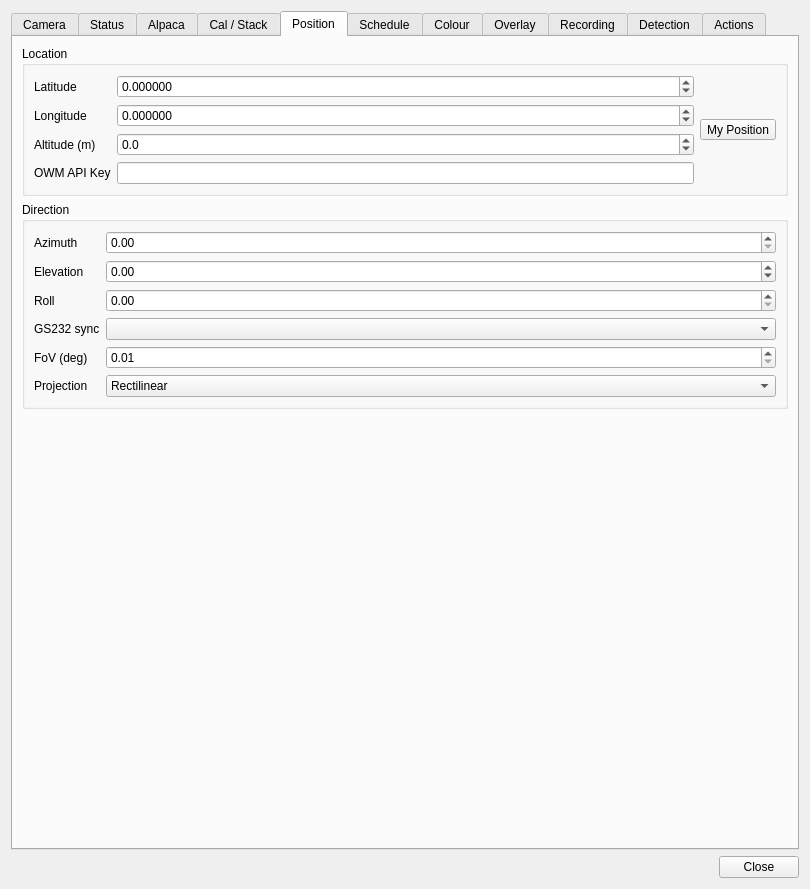
The window that plugins/feature/camera/camerasettingsdialog.ui (srcejon/sdrangel) describes before a commit, drawn with Qt 5.
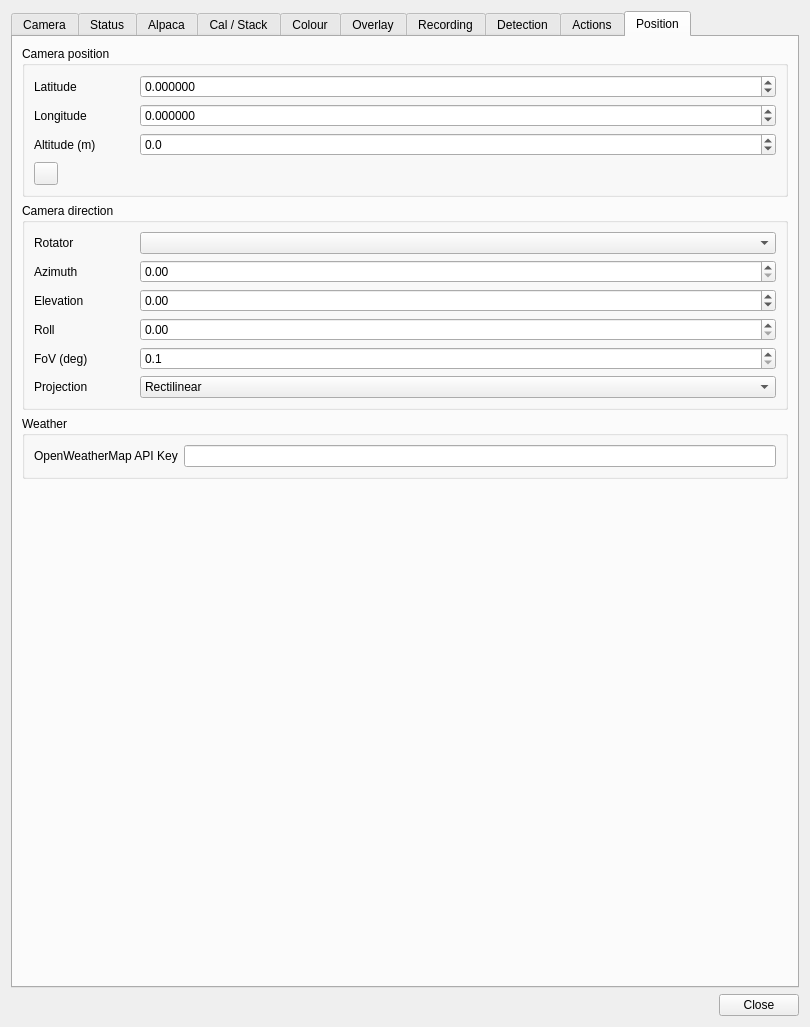
The same window after the commit. The open tabs and pages were chosen to show the change. Icons and pictures are not drawn.

The edit to the form file:
```diff
--- a/plugins/feature/camera/camerasettingsdialog.ui
+++ b/plugins/feature/camera/camerasettingsdialog.ui
@@ -7,7 +7,7 @@
     <x>0</x>
     <y>0</y>
     <width>810</width>
-    <height>791</height>
+    <height>1027</height>
    </rect>
   </property>
   <property name="windowTitle">
@@ -1370,428 +1370,6 @@
        </item>
      </layout>
      </widget>
-     <widget class="QWidget" name="positionTab">
-      <attribute name="title">
-       <string>Position</string>
-      </attribute>
-      <layout class="QVBoxLayout" name="positionTabLayout">
-       <item>
-        <widget class="QGroupBox" name="cameraPositionGroup">
-         <property name="title">
-          <string>Location</string>
-         </property>
-         <layout class="QGridLayout" name="cameraPositionLayout">
-          <item row="0" column="0">
-           <widget class="QLabel" name="latitudeLabel">
-            <property name="text">
-             <string>Latitude</string>
-            </property>
-           </widget>
-          </item>
-          <item row="0" column="1">
-           <widget class="QDoubleSpinBox" name="latitudeSpin">
-            <property name="decimals">
-             <number>6</number>
-            </property>
-            <property name="minimum">
-             <double>-90.000000000000000</double>
-            </property>
-            <property name="maximum">
-             <double>90.000000000000000</double>
-            </property>
-            <property name="singleStep">
-             <double>0.001000000000000</double>
-            </property>
-           </widget>
-          </item>
-          <item row="0" column="2" rowspan="4">
-           <widget class="QToolButton" name="useMyPositionButton">
-            <property name="toolTip">
-             <string>Copy My Position once. Right-click to toggle continual synchronization from Main Settings.</string>
-            </property>
-            <property name="text">
-             <string>My Position</string>
-            </property>
-           </widget>
-          </item>
-          <item row="1" column="0">
-           <widget class="QLabel" name="longitudeLabel">
-            <property name="text">
-             <string>Longitude</string>
-            </property>
-           </widget>
-          </item>
-          <item row="1" column="1">
-           <widget class="QDoubleSpinBox" name="longitudeSpin">
-            <property name="decimals">
-             <number>6</number>
-            </property>
-            <property name="minimum">
-             <double>-180.000000000000000</double>
-            </property>
-            <property name="maximum">
-             <double>180.000000000000000</double>
-            </property>
-            <property name="singleStep">
-             <double>0.001000000000000</double>
-            </property>
-           </widget>
-          </item>
-          <item row="2" column="0">
-           <widget class="QLabel" name="altitudeLabel">
-            <property name="text">
-             <string>Altitude (m)</string>
-            </property>
-           </widget>
-          </item>
-          <item row="2" column="1">
-           <widget class="QDoubleSpinBox" name="altitudeSpin">
-            <property name="decimals">
-             <number>1</number>
-            </property>
-            <property name="minimum">
-             <double>-1000.000000000000000</double>
-            </property>
-            <property name="maximum">
-             <double>100000.000000000000000</double>
-            </property>
-            <property name="singleStep">
-             <double>1.000000000000000</double>
-            </property>
-           </widget>
-          </item>
-          <item row="3" column="0">
-           <widget class="QLabel" name="owmApiKeyLabel">
-            <property name="text">
-             <string>OWM API Key</string>
-            </property>
-           </widget>
-          </item>
-          <item row="3" column="1">
-           <widget class="QLineEdit" name="owmApiKeyEdit">
-            <property name="toolTip">
-             <string>API key from openweathermap.org used to periodically fetch weather for the camera latitude and longitude.</string>
-            </property>
-           </widget>
-          </item>
-         </layout>
-        </widget>
-      </item>
-       <item>
-        <widget class="QGroupBox" name="cameraDirectionGroup">
-         <property name="title">
-          <string>Direction</string>
-         </property>
-         <layout class="QFormLayout" name="cameraDirectionLayout">
-          <item row="0" column="0">
-           <widget class="QLabel" name="azimuthLabel">
-            <property name="text">
-             <string>Azimuth</string>
-            </property>
-           </widget>
-          </item>
-          <item row="0" column="1">
-           <widget class="QDoubleSpinBox" name="azimuthSpin">
-            <property name="decimals">
-             <number>2</number>
-            </property>
-            <property name="minimum">
-             <double>0.000000000000000</double>
-            </property>
-            <property name="maximum">
-             <double>360.000000000000000</double>
-            </property>
-            <property name="singleStep">
-             <double>0.100000000000000</double>
-            </property>
-           </widget>
-          </item>
-          <item row="1" column="0">
-           <widget class="QLabel" name="elevationLabel">
-            <property name="text">
-             <string>Elevation</string>
-            </property>
-           </widget>
-          </item>
-          <item row="1" column="1">
-           <widget class="QDoubleSpinBox" name="elevationSpin">
-            <property name="decimals">
-             <number>2</number>
-            </property>
-            <property name="minimum">
-             <double>-90.000000000000000</double>
-            </property>
-            <property name="maximum">
-             <double>90.000000000000000</double>
-            </property>
-            <property name="singleStep">
-             <double>0.100000000000000</double>
-            </property>
-           </widget>
-          </item>
-          <item row="2" column="0">
-           <widget class="QLabel" name="rollLabel">
-            <property name="text">
-             <string>Roll</string>
-            </property>
-           </widget>
-          </item>
-          <item row="2" column="1">
-           <widget class="QDoubleSpinBox" name="rollSpin">
-            <property name="decimals">
-             <number>2</number>
-            </property>
-            <property name="minimum">
-             <double>0.000000000000000</double>
-            </property>
-            <property name="maximum">
-             <double>360.000000000000000</double>
-            </property>
-            <property name="singleStep">
-             <double>0.100000000000000</double>
-            </property>
-           </widget>
-          </item>
-          <item row="3" column="0">
-           <widget class="QLabel" name="azElGs232ControllerLabel">
-            <property name="text">
-             <string>GS232 sync</string>
-            </property>
-           </widget>
-          </item>
-          <item row="3" column="1">
-           <widget class="QComboBox" name="azElGs232ControllerCombo">
-            <property name="toolTip">
-             <string>Select a GS232Controller feature to continually synchronize the camera azimuth and elevation.</string>
-            </property>
-           </widget>
-          </item>
-          <item row="4" column="0">
-           <widget class="QLabel" name="fovLabel">
-            <property name="text">
-             <string>FoV (deg)</string>
-            </property>
-           </widget>
-          </item>
-          <item row="4" column="1">
-           <widget class="QDoubleSpinBox" name="fovSpin">
-            <property name="decimals">
-             <number>2</number>
-            </property>
-            <property name="minimum">
-             <double>0.010000000000000</double>
-            </property>
-            <property name="maximum">
-             <double>360.000000000000000</double>
-            </property>
-            <property name="singleStep">
-             <double>0.100000000000000</double>
-            </property>
-           </widget>
-          </item>
-          <item row="5" column="0">
-           <widget class="QLabel" name="lensProjectionLabel">
-            <property name="text">
-             <string>Projection</string>
-            </property>
-           </widget>
-          </item>
-          <item row="5" column="1">
-           <widget class="QComboBox" name="lensProjectionCombo">
-            <item>
-             <property name="text">
-              <string>Rectilinear</string>
-             </property>
-            </item>
-            <item>
-             <property name="text">
-              <string>Equidistant fisheye</string>
-             </property>
-            </item>
-            <item>
-             <property name="text">
-              <string>Equisolid fisheye</string>
-             </property>
-            </item>
-           </widget>
-          </item>
-         </layout>
-        </widget>
-       </item>
-       <item>
-        <spacer name="verticalSpacerPosition">
-         <property name="orientation">
-          <enum>Qt::Orientation::Vertical</enum>
-         </property>
-         <property name="sizeHint" stdset="0">
-          <size>
-           <width>20</width>
-           <height>40</height>
-          </size>
-         </property>
-        </spacer>
-       </item>
-     </layout>
-     </widget>
-     <widget class="QWidget" name="scheduleTab">
-      <attribute name="title">
-       <string>Schedule</string>
-      </attribute>
-      <layout class="QVBoxLayout" name="scheduleTabLayout">
-       <item>
-        <widget class="QGroupBox" name="captureScheduleGroup">
-         <property name="title">
-          <string>Capture Schedule</string>
-         </property>
-         <layout class="QFormLayout" name="captureScheduleLayout">
-          <item row="0" column="0">
-           <widget class="QLabel" name="scheduleEnabledLabel">
-            <property name="text">
-             <string>Enable</string>
-            </property>
-           </widget>
-          </item>
-          <item row="0" column="1">
-           <widget class="QCheckBox" name="scheduleEnabledCheck">
-            <property name="text">
-             <string>Use daily schedule</string>
-            </property>
-           </widget>
-          </item>
-          <item row="1" column="0">
-           <widget class="QLabel" name="scheduleStartTimeLabel">
-            <property name="text">
-             <string>Start time</string>
-            </property>
-           </widget>
-          </item>
-          <item row="1" column="1">
-           <widget class="QTimeEdit" name="scheduleStartTimeEdit">
-            <property name="displayFormat">
-             <string>HH:mm:ss</string>
-            </property>
-            <property name="time">
-             <time>
-              <hour>20</hour>
-              <minute>0</minute>
-              <second>0</second>
-             </time>
-            </property>
-           </widget>
-          </item>
-          <item row="2" column="0">
-           <widget class="QLabel" name="scheduleEndTimeLabel">
-            <property name="text">
-             <string>End time</string>
-            </property>
-           </widget>
-          </item>
-          <item row="2" column="1">
-           <widget class="QTimeEdit" name="scheduleEndTimeEdit">
-            <property name="displayFormat">
-             <string>HH:mm:ss</string>
-            </property>
-            <property name="time">
-             <time>
-              <hour>6</hour>
-              <minute>0</minute>
-              <second>0</second>
-             </time>
-            </property>
-           </widget>
-          </item>
-          <item row="3" column="0">
-           <widget class="QLabel" name="scheduleWeekdaysLabel">
-            <property name="text">
-             <string>Weekdays</string>
-            </property>
-           </widget>
-          </item>
-          <item row="3" column="1">
-           <layout class="QHBoxLayout" name="scheduleWeekdaysLayout">
-            <item>
-             <widget class="QCheckBox" name="scheduleMondayCheck">
-              <property name="text">
-               <string>Mon</string>
-              </property>
-             </widget>
-            </item>
-            <item>
-             <widget class="QCheckBox" name="scheduleTuesdayCheck">
-              <property name="text">
-               <string>Tue</string>
-              </property>
-             </widget>
-            </item>
-            <item>
-             <widget class="QCheckBox" name="scheduleWednesdayCheck">
-              <property name="text">
-               <string>Wed</string>
-              </property>
-             </widget>
-            </item>
-            <item>
-             <widget class="QCheckBox" name="scheduleThursdayCheck">
-              <property name="text">
-               <string>Thu</string>
-              </property>
-             </widget>
-            </item>
-            <item>
-             <widget class="QCheckBox" name="scheduleFridayCheck">
-              <property name="text">
-               <string>Fri</string>
-              </property>
-             </widget>
-            </item>
-            <item>
-             <widget class="QCheckBox" name="scheduleSaturdayCheck">
-              <property name="text">
-               <string>Sat</string>
-              </property>
-             </widget>
-            </item>
-            <item>
-             <widget class="QCheckBox" name="scheduleSundayCheck">
-              <property name="text">
-               <string>Sun</string>
-              </property>
-             </widget>
-            </item>
-           </layout>
-          </item>
-          <item row="4" column="0">
-           <widget class="QLabel" name="scheduleStatusLabel">
-            <property name="text">
-             <string>Status</string>
-            </property>
-           </widget>
-          </item>
-          <item row="4" column="1">
-           <widget class="QLabel" name="scheduleStatusValue">
-            <property name="text">
-             <string>Disabled</string>
-            </property>
-           </widget>
-          </item>
-         </layout>
-        </widget>
-       </item>
-       <item>
-        <spacer name="verticalSpacerSchedule">
-         <property name="orientation">
-          <enum>Qt::Orientation::Vertical</enum>
-         </property>
-         <property name="sizeHint" stdset="0">
-          <size>
-           <width>20</width>
-           <height>40</height>
-          </size>
-         </property>
-        </spacer>
-       </item>
-      </layout>
-     </widget>
      <widget class="QWidget" name="colourTab">
       <attribute name="title">
        <string>Colour</string>
@@ -4431,6 +4009,295 @@
        </item>
       </layout>
      </widget>
+     <widget class="QWidget" name="positionTab">
+      <attribute name="title">
+       <string>Position</string>
+      </attribute>
+      <layout class="QVBoxLayout" name="positionTabLayout">
+       <item>
+        <widget class="QGroupBox" name="cameraPositionGroup">
+         <property name="title">
+          <string>Camera position</string>
+         </property>
+         <layout class="QGridLayout" name="cameraPositionLayout">
+          <item row="0" column="0">
+           <widget class="QLabel" name="latitudeLabel">
+            <property name="minimumSize">
+             <size>
+              <width>100</width>
+              <height>0</height>
+             </size>
+            </property>
+            <property name="text">
+             <string>Latitude</string>
+            </property>
+           </widget>
+          </item>
+          <item row="0" column="1">
+           <widget class="QDoubleSpinBox" name="latitudeSpin">
+            <property name="decimals">
+             <number>6</number>
+            </property>
+            <property name="minimum">
+             <double>-90.000000000000000</double>
+            </property>
+            <property name="maximum">
+             <double>90.000000000000000</double>
+            </property>
+            <property name="singleStep">
+             <double>0.001000000000000</double>
+            </property>
+           </widget>
+          </item>
+          <item row="1" column="0">
+           <widget class="QLabel" name="longitudeLabel">
+            <property name="text">
+             <string>Longitude</string>
+            </property>
+           </widget>
+          </item>
+          <item row="1" column="1">
+           <widget class="QDoubleSpinBox" name="longitudeSpin">
+            <property name="decimals">
+             <number>6</number>
+            </property>
+            <property name="minimum">
+             <double>-180.000000000000000</double>
+            </property>
+            <property name="maximum">
+             <double>180.000000000000000</double>
+            </property>
+            <property name="singleStep">
+             <double>0.001000000000000</double>
+            </property>
+           </widget>
+          </item>
+          <item row="2" column="0">
+           <widget class="QLabel" name="altitudeLabel">
+            <property name="text">
+             <string>Altitude (m)</string>
+            </property>
+           </widget>
+          </item>
+          <item row="2" column="1">
+           <widget class="QDoubleSpinBox" name="altitudeSpin">
+            <property name="decimals">
+             <number>1</number>
+            </property>
+            <property name="minimum">
+             <double>-1000.000000000000000</double>
+            </property>
+            <property name="maximum">
+             <double>100000.000000000000000</double>
+            </property>
+            <property name="singleStep">
+             <double>1.000000000000000</double>
+            </property>
+           </widget>
+          </item>
+          <item row="3" column="0">
+           <widget class="QToolButton" name="useMyPositionButton">
+            <property name="toolTip">
+             <string>Left click: set to My Position once.
+Right-click: toggle continual synchronization from My Position.</string>
+            </property>
+            <property name="text">
+             <string/>
+            </property>
+            <property name="icon">
+             <iconset resource="../../../sdrgui/resources/res.qrc">
+              <normaloff>:/import.png</normaloff>:/import.png</iconset>
+            </property>
+           </widget>
+          </item>
+         </layout>
+        </widget>
+       </item>
+       <item>
+        <widget class="QGroupBox" name="cameraDirectionGroup">
+         <property name="title">
+          <string>Camera direction</string>
+         </property>
+         <layout class="QFormLayout" name="cameraDirectionLayout">
+          <item row="0" column="0">
+           <widget class="QLabel" name="rotatorControllerLabel">
+            <property name="minimumSize">
+             <size>
+              <width>100</width>
+              <height>0</height>
+             </size>
+            </property>
+            <property name="text">
+             <string>Rotator</string>
+            </property>
+           </widget>
+          </item>
+          <item row="0" column="1">
+           <widget class="QComboBox" name="rotatorControllerCombo">
+            <property name="toolTip">
+             <string>Select a GS232Controller feature to continually synchronize the camera azimuth and elevation.</string>
+            </property>
+           </widget>
+          </item>
+          <item row="1" column="0">
+           <widget class="QLabel" name="azimuthLabel">
+            <property name="text">
+             <string>Azimuth</string>
+            </property>
+           </widget>
+          </item>
+          <item row="1" column="1">
+           <widget class="QDoubleSpinBox" name="azimuthSpin">
+            <property name="decimals">
+             <number>2</number>
+            </property>
+            <property name="minimum">
+             <double>0.000000000000000</double>
+            </property>
+            <property name="maximum">
+             <double>360.000000000000000</double>
+            </property>
+            <property name="singleStep">
+             <double>0.100000000000000</double>
+            </property>
+           </widget>
+          </item>
+          <item row="2" column="0">
+           <widget class="QLabel" name="elevationLabel">
+            <property name="text">
+             <string>Elevation</string>
+            </property>
+           </widget>
+          </item>
+          <item row="2" column="1">
+           <widget class="QDoubleSpinBox" name="elevationSpin">
+            <property name="decimals">
+             <number>2</number>
+            </property>
+            <property name="minimum">
+             <double>-90.000000000000000</double>
+            </property>
+            <property name="maximum">
+             <double>90.000000000000000</double>
+            </property>
+            <property name="singleStep">
+             <double>0.100000000000000</double>
+            </property>
+           </widget>
+          </item>
+          <item row="3" column="0">
+           <widget class="QLabel" name="rollLabel">
+            <property name="text">
+             <string>Roll</string>
+            </property>
+           </widget>
+          </item>
+          <item row="3" column="1">
+           <widget class="QDoubleSpinBox" name="rollSpin">
+            <property name="decimals">
+             <number>2</number>
+            </property>
+            <property name="minimum">
+             <double>0.000000000000000</double>
+            </property>
+            <property name="maximum">
+             <double>360.000000000000000</double>
+            </property>
+            <property name="singleStep">
+             <double>0.100000000000000</double>
+            </property>
+           </widget>
+          </item>
+          <item row="4" column="0">
+           <widget class="QLabel" name="fovLabel">
+            <property name="text">
+             <string>FoV (deg)</string>
+            </property>
+           </widget>
+          </item>
+          <item row="4" column="1">
+           <widget class="QDoubleSpinBox" name="fovSpin">
+            <property name="decimals">
+             <number>1</number>
+            </property>
+            <property name="minimum">
+             <double>0.100000000000000</double>
+            </property>
+            <property name="maximum">
+             <double>360.000000000000000</double>
+            </property>
+            <property name="singleStep">
+             <double>1.000000000000000</double>
+            </property>
+           </widget>
+          </item>
+          <item row="5" column="0">
+           <widget class="QLabel" name="lensProjectionLabel">
+            <property name="text">
+             <string>Projection</string>
+            </property>
+           </widget>
+          </item>
+          <item row="5" column="1">
+           <widget class="QComboBox" name="lensProjectionCombo">
+            <item>
+             <property name="text">
+              <string>Rectilinear</string>
+             </property>
+            </item>
+            <item>
+             <property name="text">
+              <string>Equidistant fisheye</string>
+             </property>
+            </item>
+            <item>
+             <property name="text">
+              <string>Equisolid fisheye</string>
+             </property>
+            </item>
+           </widget>
+          </item>
+         </layout>
+        </widget>
+       </item>
+       <item>
+        <widget class="QGroupBox" name="groupBox">
+         <property name="title">
+          <string>Weather</string>
+         </property>
+         <layout class="QFormLayout" name="formLayout">
+          <item row="0" column="0">
+           <widget class="QLabel" name="owmApiKeyLabel">
+            <property name="text">
+             <string>OpenWeatherMap API Key</string>
+            </property>
+           </widget>
+          </item>
+          <item row="0" column="1">
+           <widget class="QLineEdit" name="owmApiKeyEdit">
+            <property name="toolTip">
+             <string>API key from openweathermap.org used to periodically fetch weather for the camera latitude and longitude.</string>
+            </property>
+           </widget>
+          </item>
+         </layout>
+        </widget>
+       </item>
+       <item>
+        <spacer name="verticalSpacerPosition">
+         <property name="orientation">
+          <enum>Qt::Orientation::Vertical</enum>
+         </property>
+         <property name="sizeHint" stdset="0">
+          <size>
+           <width>20</width>
+           <height>40</height>
+          </size>
+         </property>
+        </spacer>
+       </item>
+      </layout>
+     </widget>
     </widget>
    </item>
    <item>
```
Left out of the diff: 1517 changed lines with no effect on the pictures. Lines whose indentation alone changed are shown as unchanged.
